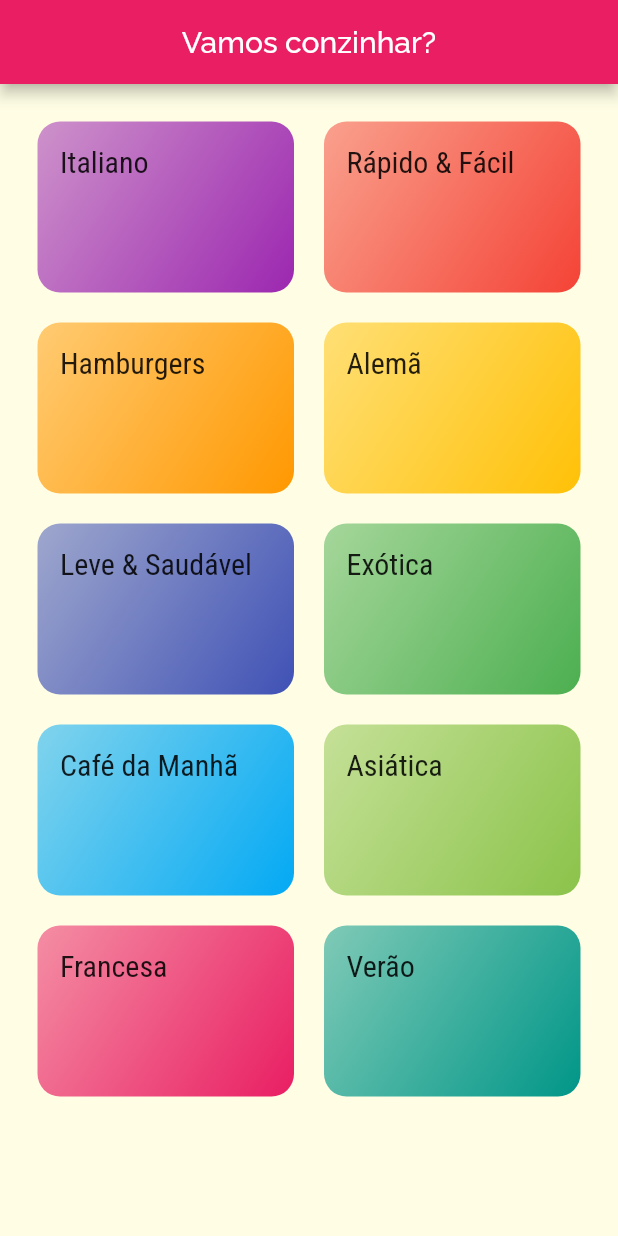
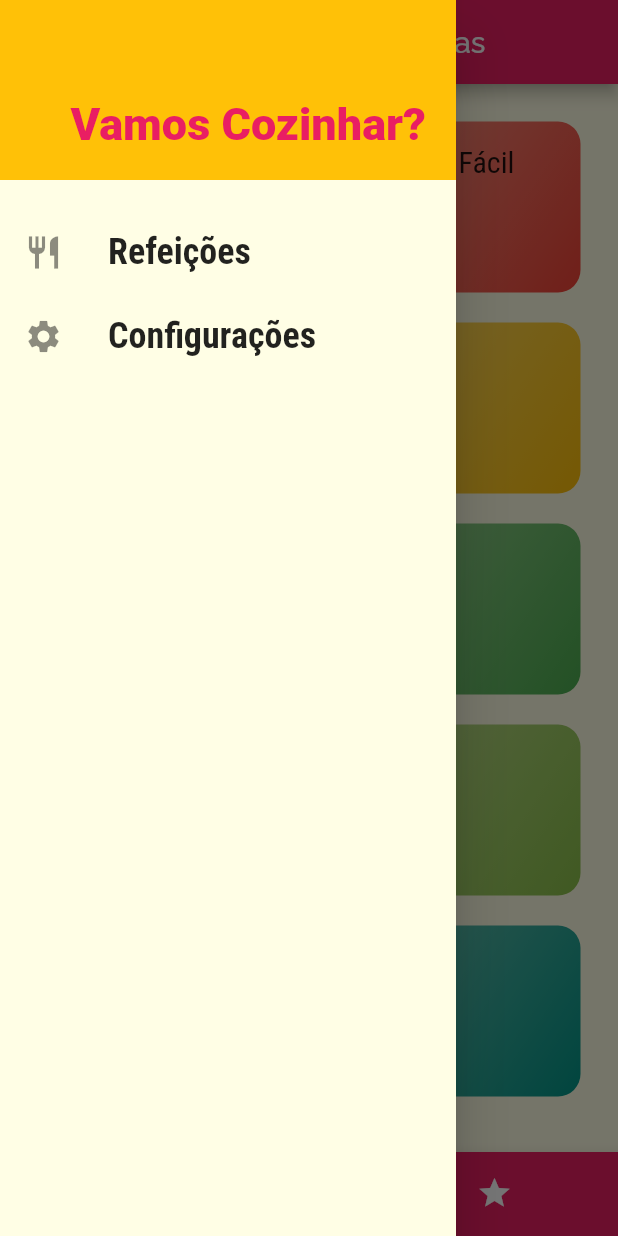
Before and after one commit to flaviocarvalh0/my_recipes_app, a Flutter app: the screen it shows after launch, with the side drawer open (before the commit the screen has no drawer), on a phone screen of 412 x 824 dp. Run offline on Flutter 3.47's test engine with Material 2 defaults, Android fonts, the phone set to English and light mode, and no system bars.

Commit message:
bottom navigator

```diff
--- a/lib/components/category.item.dart
+++ b/lib/components/category_item.dart
@@ -1,5 +1,4 @@
 import 'package:flutter/material.dart';
-import 'package:my_recipes_app/components/my_app.dart';
 import 'package:my_recipes_app/routes/app_routes.dart';
 
 import '../models/category.dart';
--- /dev/null
+++ b/lib/components/main_drawer.dart
@@ -0,0 +1,58 @@
+import 'package:flutter/material.dart';
+
+import '../routes/app_routes.dart';
+
+class MainDrawer extends StatelessWidget {
+  const MainDrawer({Key? key}) : super(key: key);
+
+  Widget _createItem(IconData icon, String label, Function() onTap) {
+    return ListTile(
+      leading: Icon(
+        icon,
+        size: 26,
+      ),
+      title: Text(
+        label,
+        style: const TextStyle(
+          fontFamily: 'RobotoCondensed',
+          fontSize: 24,
+          fontWeight: FontWeight.bold,
+        ),
+      ),
+      onTap: onTap,
+    );
+  }
+
+  @override
+  Widget build(BuildContext context) {
+    return Drawer(
+      child: Column(
+        children: [
+          Container(
+            height: 120,
+            width: double.infinity,
+            padding: const EdgeInsets.all(20),
+            color: Theme.of(context).colorScheme.secondary,
+            alignment: Alignment.bottomRight,
+            child: Text(
+              'Vamos Cozinhar?',
+              style: TextStyle(
+                fontWeight: FontWeight.w900,
+                fontSize: 30,
+                color: Theme.of(context).primaryColor,
+              ),
+            ),
+          ),
+          const SizedBox(height: 20),
+          _createItem(Icons.restaurant, 'Refeições',
+              () => Navigator.of(context).pushReplacementNamed(AppRoutes.HOME)),
+          _createItem(
+              Icons.settings,
+              'Configurações',
+              () => Navigator.of(context)
+                  .pushReplacementNamed(AppRoutes.SETTINGS)),
+        ],
+      ),
+    );
+  }
+}
--- a/lib/components/my_app.dart
+++ b/lib/components/my_app.dart
@@ -3,6 +3,7 @@ import 'package:my_recipes_app/routes/app_routes.dart';
 import 'package:my_recipes_app/screens/categories_meals_screen.dart';
 import 'package:my_recipes_app/screens/home_screen.dart';
 import 'package:my_recipes_app/screens/meal_details_screen.dart';
+import 'package:my_recipes_app/screens/setting_screen.dart';
 
 class MyApp extends StatelessWidget {
   const MyApp({Key? key}) : super(key: key);
@@ -29,7 +30,8 @@ class MyApp extends StatelessWidget {
       routes: {
         AppRoutes.HOME: (context) => const HomeScreen(),
         AppRoutes.CATEGORIES_MEALS: (context) => const CategoriesMealsScreen(),
-        AppRoutes.MEAL_DETAILS: (context) => const MealDetailsScreen()
+        AppRoutes.MEAL_DETAILS: (context) => const MealDetailsScreen(),
+        AppRoutes.SETTINGS: (context) => const SettingScreen()
       },
     );
   }
--- a/lib/routes/app_routes.dart
+++ b/lib/routes/app_routes.dart
@@ -2,4 +2,5 @@ class AppRoutes {
   static const String HOME = '/';
   static const String CATEGORIES_MEALS = '/categories-meals';
   static const String MEAL_DETAILS = '/meal-details';
+  static const String SETTINGS = '/settings';
 }
--- a/lib/screens/categories_screen.dart
+++ b/lib/screens/categories_screen.dart
@@ -1,9 +1,9 @@
 import 'package:flutter/material.dart';
-import 'package:my_recipes_app/components/category.item.dart';
+import 'package:my_recipes_app/components/category_item.dart';
 import 'package:my_recipes_app/data/dummy_data.dart';
 
-class CategorysScreen extends StatelessWidget {
-  const CategorysScreen({Key? key}) : super(key: key);
+class CategoriesScreen extends StatelessWidget {
+  const CategoriesScreen({Key? key}) : super(key: key);
 
   @override
   Widget build(BuildContext context) {
--- a/lib/screens/home_screen.dart
+++ b/lib/screens/home_screen.dart
@@ -1,22 +1,62 @@
 import 'package:flutter/material.dart';
+import 'package:my_recipes_app/components/main_drawer.dart';
+import 'package:my_recipes_app/routes/app_routes.dart';
 import 'package:my_recipes_app/screens/categories_screen.dart';
+import 'package:my_recipes_app/screens/favorities_screen.dart';
 
-class HomeScreen extends StatelessWidget {
+class HomeScreen extends StatefulWidget {
   const HomeScreen({Key? key}) : super(key: key);
+
+  @override
+  State<HomeScreen> createState() => _HomeScreenState();
+}
+
+class _HomeScreenState extends State<HomeScreen> {
+  int _selectedScreenIndex = 0;
+
+  final List<Map<String, dynamic>> _screens = [
+    {'title': 'Lista de Categorias', 'screen': const CategoriesScreen()},
+    {'title': 'Meus Favoritos', 'screen': const FavoritiesScreen()},
+  ];
+
+  void onTap(int index) {
+    setState(() {
+      _selectedScreenIndex = index;
+    });
+  }
 
   @override
   Widget build(BuildContext context) {
     return Scaffold(
       appBar: AppBar(
-        backgroundColor: Theme.of(context).primaryColor,
         title: Center(
           child: Text(
-            'Vamos conzinhar?',
-            style: Theme.of(context).textTheme.titleLarge,
+            _screens[_selectedScreenIndex]['title'] as String,
           ),
         ),
+        backgroundColor: Theme.of(context).primaryColor,
       ),
-      body: const CategorysScreen(),
+      drawer: const MainDrawer(),
+      body: _screens[_selectedScreenIndex]['screen'] as Widget,
+      bottomNavigationBar: BottomNavigationBar(
+        onTap: onTap,
+        unselectedItemColor: Colors.white,
+        selectedItemColor: Theme.of(context).colorScheme.secondary,
+        currentIndex: _selectedScreenIndex,
+        type: BottomNavigationBarType.shifting,
+        items: [
+          BottomNavigationBarItem(
+            backgroundColor: Theme.of(context).primaryColor,
+            icon: const Icon(Icons.category),
+            label: 'Categorias',
+          ),
+          BottomNavigationBarItem(
+            backgroundColor: Theme.of(context).primaryColor,
+            icon: const Icon(Icons.star),
+            label: 'Favoritos',
+          ),
+        ],
+      ),
     );
   }
 }
```
Also changed, not shown: lib/screens/favorities_screen.dart (added, +14 -0 lines), lib/screens/meal_details_screen.dart (+88 -1 lines), lib/screens/setting_screen.dart (added, +25 -0 lines).
